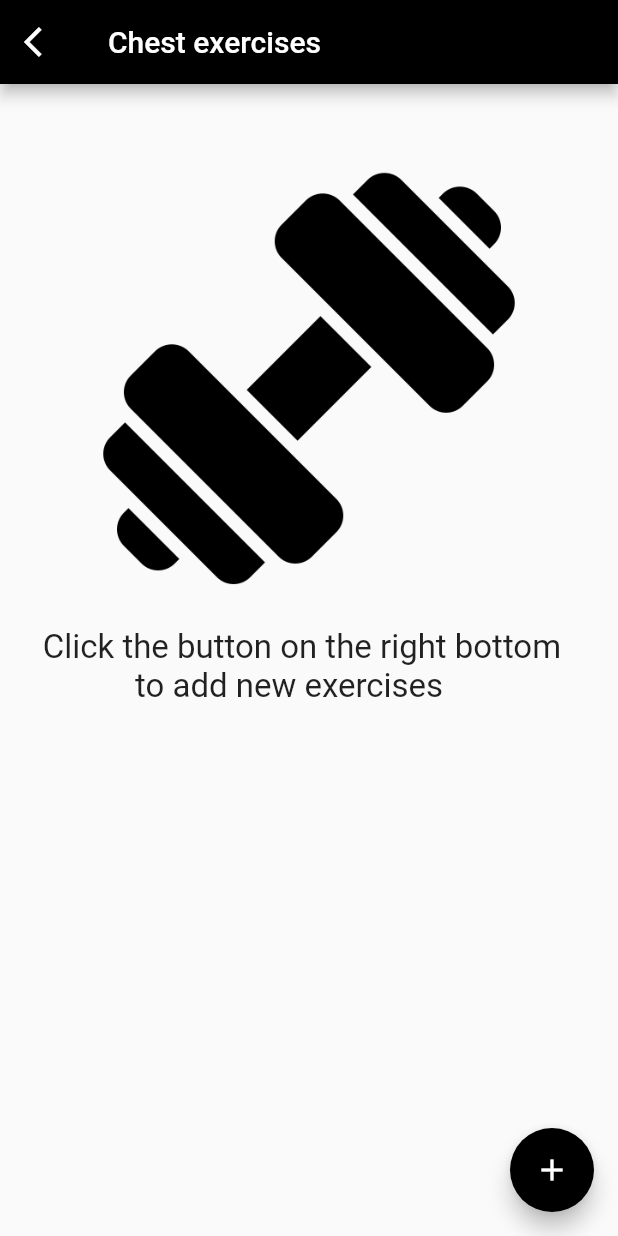
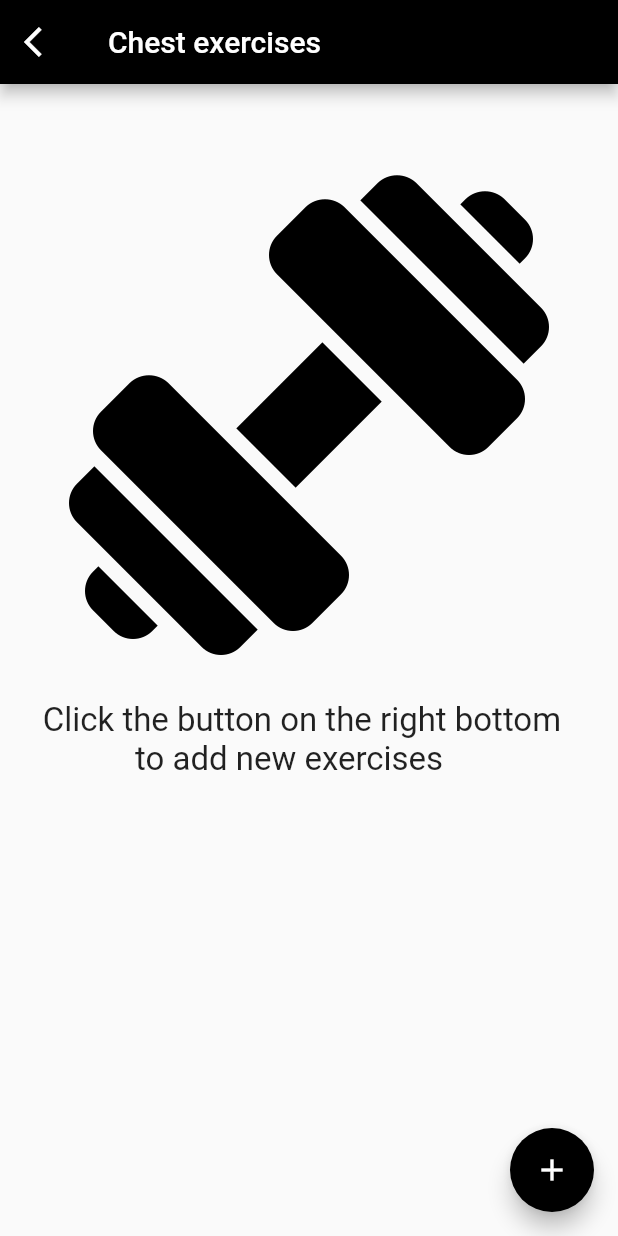
Before and after one commit to pawelfloryan/pocket-gym-trainer, a Flutter app: the ExercisesPage screen opened directly, on a phone screen of 412 x 824 dp. Run offline on Flutter 3.47's test engine with Material 2 defaults, Android fonts, the phone set to English and light mode, and no system bars; our stand-ins replace image_picker, sqflite; accounts and stored records are empty.

Commit message:
Update exercise + new image asset

```diff
--- a/lib/page/exercises_page.dart
+++ b/lib/page/exercises_page.dart
@@ -1,7 +1,9 @@
 import 'dart:io';
 import 'package:flutter/material.dart';
 import 'package:flutter/services.dart';
+import 'package:gymbro/db/database.dart';
 import 'package:image_picker/image_picker.dart';
+import 'package:gymbro/model/exercise.dart';
 
 class ExercisesPage extends StatefulWidget {
   const ExercisesPage({super.key});
@@ -46,7 +48,7 @@ class _ExercisesPageState extends State<ExercisesPage> {
                           children: [
                             Image.asset(
                               "images/exercise.png",
-                              scale: 1.75,
+                              scale: 1.5,
                             ),
                             Container(
                               margin: const EdgeInsets.only(
@@ -59,7 +61,7 @@ class _ExercisesPageState extends State<ExercisesPage> {
                             ),
                             Container(
                               margin: const EdgeInsets.only(
-                            left: 90, top: 0, right: 0, bottom: 0),
+                                  left: 90, top: 0, right: 0, bottom: 0),
                               width: 350,
                               child: const Text(
                                 "to add new exercises",
--- a/pubspec.yaml
+++ b/pubspec.yaml
@@ -59,6 +59,7 @@ flutter:
   assets:
     - images/bodybuilder.png
     - images/exercise.png
+    - images/push-up.png
 
   # An image asset can refer to one or more resolution-specific "variants", see
   # https://flutter.dev/assets-and-images/#resolution-aware
```
Also changed, not shown: lib/db/database.dart (+14 -0 lines), images/push-up.png (added).
